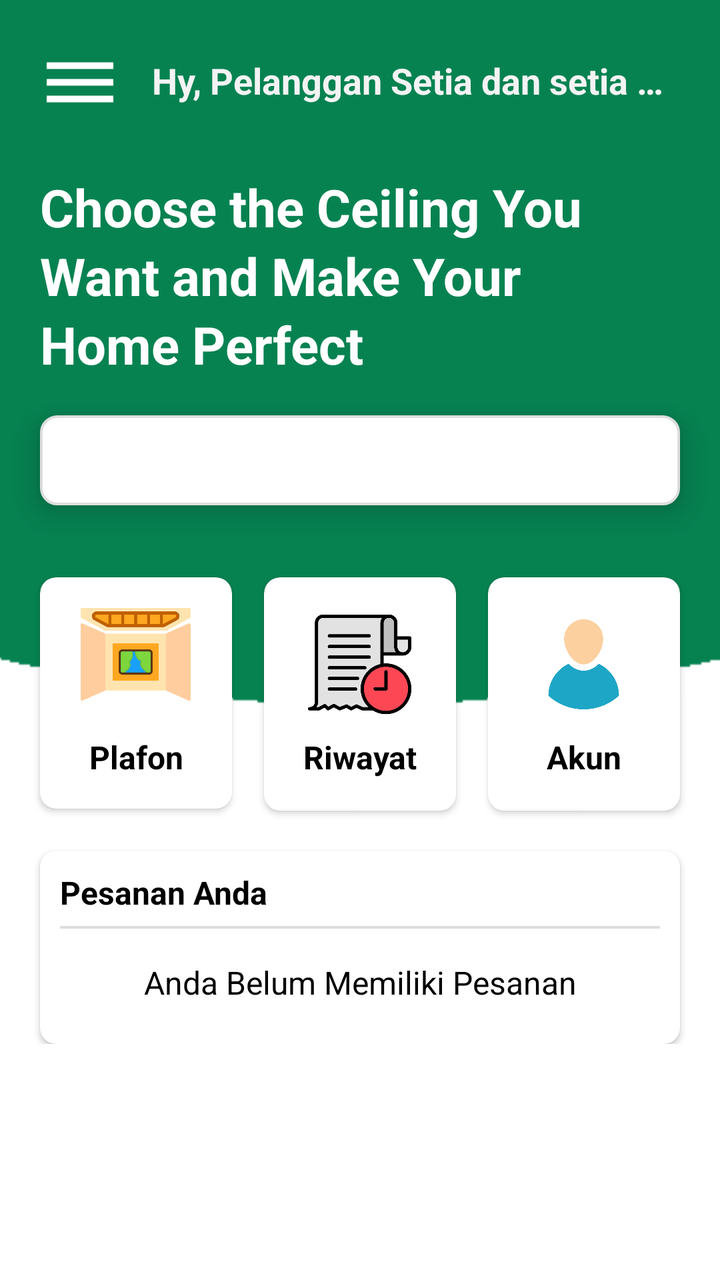
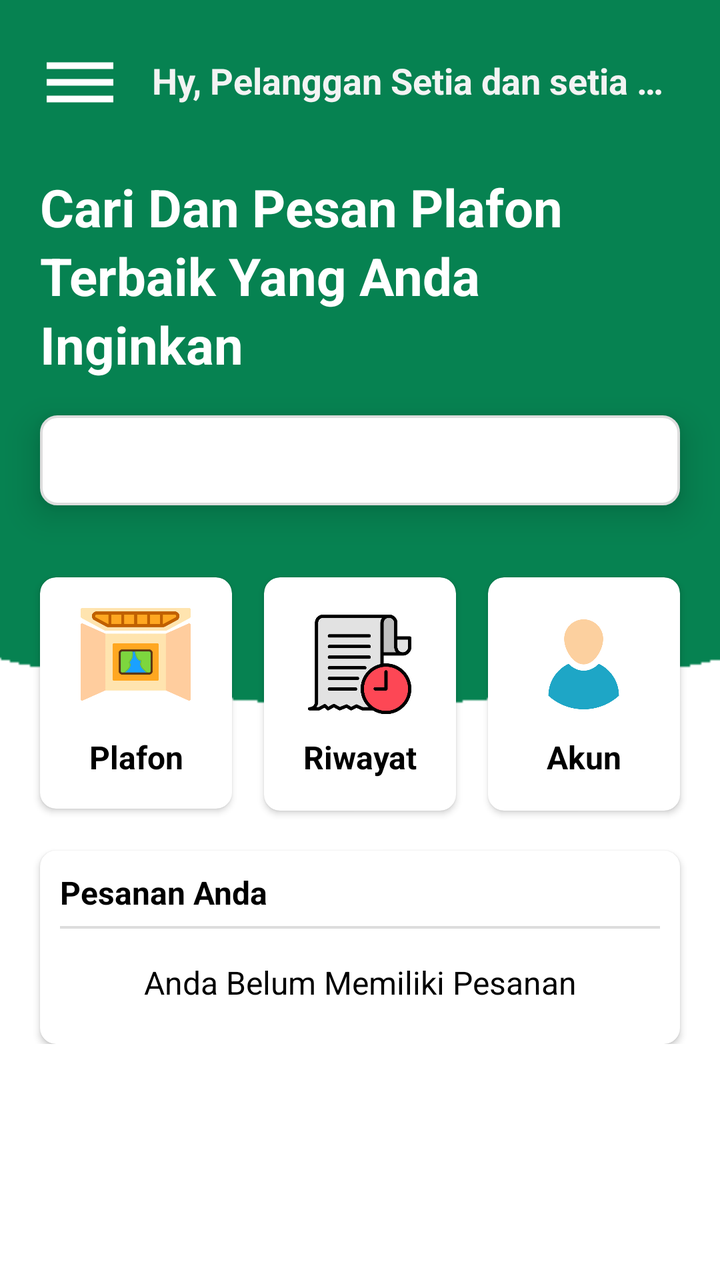

Two renders of the same Android screen: before a commit and after it. Below are the layout's source before the change and the commit's diff.
<!-- AndroidManifest.xml: application theme Theme.AplikasiPenjualanPlafon -->
<!-- res/layout/activity_main.xml -->
<?xml version="1.0" encoding="utf-8"?>
<androidx.drawerlayout.widget.DrawerLayout
    xmlns:android="http://schemas.android.com/apk/res/android"
    xmlns:app="http://schemas.android.com/apk/res-auto"
    xmlns:tools="http://schemas.android.com/tools"
    android:layout_width="match_parent"
    android:layout_height="match_parent"
    tools:context=".ui.activity.user.main.MainActivity"
    android:id="@+id/drawerLayoutMain">

    <ScrollView
        android:layout_width="match_parent"
        android:layout_height="match_parent">
        <androidx.constraintlayout.widget.ConstraintLayout
            android:layout_width="match_parent"
            android:layout_height="wrap_content"
            android:paddingBottom="20dp">
            <ImageView
                android:id="@+id/backgroundHeader"
                android:layout_width="match_parent"
                android:layout_height="0dp"
                app:layout_constraintTop_toTopOf="parent"
                app:layout_constraintBottom_toBottomOf="@id/srcData"
                android:layout_marginBottom="-100dp"
                android:src="@drawable/background_header2"
                android:scaleType="centerCrop"/>

            <ImageView
                android:id="@+id/ivDrawerView"
                android:layout_width="40dp"
                android:layout_height="40dp"
                app:layout_constraintTop_toTopOf="parent"
                app:layout_constraintStart_toStartOf="parent"
                android:layout_marginTop="22dp"
                android:layout_marginStart="20dp"
                android:src="@drawable/baseline_dehaze_24"
                android:elevation="10dp"/>

            <TextView
                android:id="@+id/tvNamaUser"
                android:layout_width="0dp"
                android:layout_height="wrap_content"
                app:layout_constraintTop_toTopOf="parent"
                app:layout_constraintStart_toEndOf="@id/ivDrawerView"
                app:layout_constraintEnd_toEndOf="parent"
                android:layout_marginTop="28dp"
                android:layout_marginStart="16dp"
                android:layout_marginEnd="26dp"
                android:maxLines="1"
                android:ellipsize="end"
                android:elevation="10dp"
                android:text="Hy, Pelanggan Setia dan setia dan setia dan setia"
                android:textSize="18sp"
                android:textColor="@color/text_white"
                android:textStyle="bold"
                android:gravity="start"/>


            <TextView
                android:id="@+id/tvTitle"
                android:layout_width="match_parent"
                android:layout_height="wrap_content"
                app:layout_constraintTop_toBottomOf="@id/ivDrawerView"
                android:layout_marginTop="24dp"
                android:layout_marginStart="20dp"
                android:layout_marginEnd="40dp"
                android:text="Choose the Ceiling You Want and Make Your Home Perfect"
                android:textColor="@color/white"
                android:textSize="26sp"
                android:textStyle="bold"
                android:lineSpacingExtra="4dp"/>

            
            
            
            
            
            
            
            
            

            <View
                android:id="@+id/srcData"
                android:layout_width="match_parent"
                android:layout_height="45dp"
                app:layout_constraintTop_toBottomOf="@+id/tvTitle"
                android:layout_marginStart="20dp"
                android:layout_marginEnd="20dp"
                android:layout_marginTop="18dp"
                android:background="@drawable/bg_card_no_padding"
                android:elevation="10dp"/>

            <androidx.cardview.widget.CardView
                android:id="@+id/btnPlafon"
                android:layout_width="0dp"
                android:layout_height="wrap_content"
                app:layout_constraintTop_toBottomOf="@+id/srcData"
                app:layout_constraintStart_toStartOf="parent"
                app:layout_constraintEnd_toStartOf="@id/btnRiwayatPembayaran"
                android:layout_marginTop="36dp"
                android:layout_marginStart="20dp"
                app:cardCornerRadius="8dp"
                android:backgroundTint="@color/white">
                <LinearLayout
                    android:layout_width="match_parent"
                    android:layout_height="wrap_content"
                    android:orientation="vertical"
                    android:paddingStart="16dp"
                    android:paddingEnd="16dp"
                    android:paddingBottom="15dp"
                    android:paddingTop="6dp">
                    <ImageView
                        android:layout_width="55dp"
                        android:layout_height="65dp"
                        android:src="@drawable/gambar_plafon"
                        android:layout_gravity="center"/>
                    <TextView
                        android:layout_width="match_parent"
                        android:layout_height="wrap_content"
                        android:layout_marginTop="8dp"
                        android:text="Plafon"
                        android:textSize="16sp"
                        android:textColor="@color/black"
                        android:textStyle="bold"
                        android:textAlignment="center"/>
                </LinearLayout>
            </androidx.cardview.widget.CardView>


            <androidx.cardview.widget.CardView
                android:id="@+id/btnRiwayatPembayaran"
                android:layout_width="0dp"
                android:layout_height="wrap_content"
                app:layout_constraintTop_toBottomOf="@+id/srcData"
                app:layout_constraintStart_toEndOf="@id/btnPlafon"
                app:layout_constraintEnd_toStartOf="@id/btnAkun"
                android:layout_marginTop="36dp"
                android:layout_marginStart="16dp"
                android:layout_marginEnd="16dp"
                app:cardCornerRadius="8dp"
                android:backgroundTint="@color/white">
                <LinearLayout
                    android:layout_width="match_parent"
                    android:layout_height="wrap_content"
                    android:orientation="vertical"
                    android:paddingStart="12dp"
                    android:paddingEnd="12dp"
                    android:paddingBottom="16dp"
                    android:paddingTop="6dp">
                    <ImageView
                        android:layout_width="53dp"
                        android:layout_height="55dp"
                        android:layout_marginTop="10dp"
                        android:src="@drawable/gambar_riwayat_pembayaran"
                        android:layout_gravity="center"/>
                    <TextView
                        android:layout_width="match_parent"
                        android:layout_height="wrap_content"
                        android:layout_marginTop="8dp"
                        android:text="Riwayat"
                        android:textSize="16sp"
                        android:textColor="@color/black"
                        android:textStyle="bold"
                        android:textAlignment="center"/>
                </LinearLayout>
            </androidx.cardview.widget.CardView>

            <androidx.cardview.widget.CardView
                android:id="@+id/btnAkun"
                android:layout_width="0dp"
                android:layout_height="wrap_content"
                app:layout_constraintTop_toBottomOf="@+id/srcData"
                app:layout_constraintEnd_toEndOf="parent"
                app:layout_constraintStart_toEndOf="@id/btnRiwayatPembayaran"
                android:layout_marginTop="36dp"
                android:layout_marginEnd="20dp"
                app:cardCornerRadius="8dp"
                android:backgroundTint="@color/white">
                <LinearLayout
                    android:layout_width="match_parent"
                    android:layout_height="wrap_content"
                    android:orientation="vertical"
                    android:paddingStart="16dp"
                    android:paddingEnd="16dp"
                    android:paddingBottom="16dp"
                    android:paddingTop="6dp">
                    <ImageView
                        android:layout_width="45dp"
                        android:layout_height="55dp"
                        android:layout_marginTop="10dp"
                        android:src="@drawable/gambar_akun"
                        android:layout_gravity="center"/>
                    <TextView
                        android:layout_width="match_parent"
                        android:layout_height="wrap_content"
                        android:layout_marginTop="8dp"
                        android:text="Akun"
                        android:textSize="16sp"
                        android:textColor="@color/black"
                        android:textStyle="bold"
                        android:textAlignment="center"/>
                </LinearLayout>
            </androidx.cardview.widget.CardView>


            <androidx.cardview.widget.CardView
                android:id="@+id/cvPesanan"
                android:layout_width="match_parent"
                android:layout_height="wrap_content"
                app:layout_constraintTop_toBottomOf="@id/btnAkun"
                app:layout_constraintStart_toStartOf="parent"
                android:layout_marginTop="20dp"
                android:layout_marginStart="20dp"
                android:layout_marginEnd="20dp"
                app:cardCornerRadius="8dp">
                <LinearLayout
                    android:layout_width="match_parent"
                    android:layout_height="wrap_content"
                    android:orientation="vertical"
                    android:padding="10dp">
                    <TextView
                        android:layout_width="match_parent"
                        android:layout_height="wrap_content"
                        android:text="Pesanan Anda"
                        android:textSize="16sp"
                        android:textColor="@color/black"
                        android:textStyle="bold"/>
                    <View
                        android:layout_width="match_parent"
                        android:layout_height="1.2dp"
                        android:background="@color/abuabu_muda"
                        android:layout_marginTop="6dp"
                        android:layout_marginBottom="6dp"/>

                    <TextView
                        android:id="@+id/tvNotHavePesanan"
                        android:layout_width="match_parent"
                        android:layout_height="wrap_content"
                        android:layout_margin="10dp"
                        android:text="Anda Belum Memiliki Pesanan"
                        android:textColor="@color/black"
                        android:textSize="16sp"
                        android:textStyle="normal"
                        android:gravity="center"
                        android:visibility="visible"/>


                    <androidx.recyclerview.widget.RecyclerView
                        android:id="@+id/rvPembayaran"
                        android:layout_width="match_parent"
                        android:layout_height="wrap_content"
                        android:nestedScrollingEnabled="true"
                        tools:listitem="@layout/list_pesanan_plafon"
                        tools:itemCount="1"
                        android:visibility="gone" />

                    <Button
                        android:id="@+id/btnPesan"
                        android:layout_width="match_parent"
                        android:layout_height="wrap_content"
                        android:layout_marginTop="10dp"
                        android:text="Pesan"
                        android:textStyle="bold"
                        android:background="@drawable/bg_btn"
                        android:visibility="gone"/>

                </LinearLayout>
            </androidx.cardview.widget.CardView>

        </androidx.constraintlayout.widget.ConstraintLayout>
    </ScrollView>

    <com.google.android.material.navigation.NavigationView
        android:id="@+id/navView"
        android:layout_width="wrap_content"
        android:layout_height="match_parent"
        app:headerLayout="@layout/nav_header"
        app:menu="@menu/nav_menu_user"
        android:layout_gravity="start"
        android:fitsSystemWindows="true"
        android:background="@color/white"/>

</androidx.drawerlayout.widget.DrawerLayout>
<!-- res/layout/list_pesanan_plafon.xml (included above) -->
<?xml version="1.0" encoding="utf-8"?>
<androidx.constraintlayout.widget.ConstraintLayout
    xmlns:android="http://schemas.android.com/apk/res/android"
    xmlns:app="http://schemas.android.com/apk/res-auto"
    android:layout_width="match_parent"
    android:layout_height="wrap_content"
    android:layout_marginTop="12dp"
    app:cardCornerRadius="12dp"
    android:backgroundTint="@color/white">

    <ImageView
        android:id="@+id/ivGambarPlafon"
        android:layout_width="100dp"
        android:layout_height="100dp"
        app:layout_constraintTop_toTopOf="parent"
        app:layout_constraintStart_toStartOf="parent"
        android:src="@drawable/gambar_akun"
        android:scaleType="centerCrop"
        android:elevation="1dp"/>

    <TextView
        android:id="@+id/tvJudulPlafon"
        android:layout_width="0dp"
        android:layout_height="wrap_content"
        app:layout_constraintTop_toTopOf="parent"
        app:layout_constraintStart_toEndOf="@id/ivGambarPlafon"
        app:layout_constraintEnd_toEndOf="parent"
        android:layout_marginTop="10dp"
        android:layout_marginStart="14dp"
        android:layout_marginEnd="14dp"
        android:maxLines="2"
        android:ellipsize="end"
        android:lineSpacingExtra="3dp"
        android:text="Plafon PVC Motif Kayu"
        android:textStyle="bold"
        android:textSize="14sp"
        android:textColor="@color/black"
        android:elevation="20dp"/>

    <TextView
        android:id="@+id/tvTitleHarga"
        android:layout_width="wrap_content"
        android:layout_height="wrap_content"
        app:layout_constraintTop_toBottomOf="@id/tvJudulPlafon"
        app:layout_constraintStart_toEndOf="@id/ivGambarPlafon"
        android:layout_marginTop="8dp"
        android:layout_marginStart="14dp"
        android:layout_marginEnd="14dp"
        android:layout_marginBottom="12dp"
        android:maxLines="1"
        android:text="Harga : "
        android:textSize="14sp"
        android:textColor="@color/abuabu_tua"
        android:elevation="20dp"/>


    <TextView
        android:id="@+id/tvHarga"
        android:layout_width="0dp"
        android:layout_height="wrap_content"
        app:layout_constraintTop_toTopOf="@id/tvTitleHarga"
        app:layout_constraintStart_toEndOf="@id/tvTitleHarga"
        app:layout_constraintEnd_toEndOf="parent"
        android:layout_marginEnd="20dp"
        android:maxLines="1"
        android:text="Rp.10.0000"
        android:textSize="14sp"
        android:textColor="@color/abuabu_tua"
        android:elevation="20dp"/>















    <TextView
        android:id="@+id/tvTitleTotal"
        android:layout_width="wrap_content"
        android:layout_height="wrap_content"
        app:layout_constraintTop_toBottomOf="@id/tvHarga"
        app:layout_constraintStart_toEndOf="@id/ivGambarPlafon"
        android:layout_marginTop="8dp"
        android:layout_marginStart="14dp"
        android:layout_marginEnd="14dp"
        android:layout_marginBottom="12dp"
        android:maxLines="1"
        android:text="Total : "
        android:textSize="14sp"
        android:textColor="@color/abuabu_tua"
        android:elevation="20dp"/>


    <TextView
        android:id="@+id/tvTotal"
        android:layout_width="0dp"
        android:layout_height="wrap_content"
        app:layout_constraintTop_toTopOf="@id/tvTitleTotal"
        app:layout_constraintStart_toEndOf="@id/tvTitleTotal"
        app:layout_constraintEnd_toEndOf="parent"
        android:layout_marginEnd="20dp"
        android:maxLines="1"
        android:text="3"
        android:textSize="14sp"
        android:textColor="@color/abuabu_tua"
        android:elevation="20dp"/>

    <View
        android:layout_width="match_parent"
        android:layout_height="1.2dp"
        android:background="@color/abuabu_muda"
        app:layout_constraintTop_toBottomOf="@+id/ivGambarPlafon"
        android:layout_marginTop="10dp"/>

</androidx.constraintlayout.widget.ConstraintLayout>
<!-- res/layout/nav_header.xml (included above) -->
<?xml version="1.0" encoding="utf-8"?>
<LinearLayout
    xmlns:android="http://schemas.android.com/apk/res/android"
    android:layout_width="match_parent"
    android:layout_height="wrap_content"
    android:orientation="vertical"
    android:paddingLeft="16dp"
    android:paddingRight="16dp"
    android:paddingBottom="6dp"
    android:background="@color/white">

    <ImageView
        android:layout_width="match_parent"
        android:layout_height="300dp"
        android:layout_marginTop="14dp"
        android:src="@drawable/icon_main"/>

    <TextView
        android:layout_width="match_parent"
        android:layout_height="wrap_content"
        android:layout_marginTop="8dp"
        android:text="@string/app_name"
        android:textSize="18sp"
        android:textColor="@color/black"
        android:textStyle="bold"
        android:gravity="center"
        android:lineSpacingExtra="4dp"/>
    
    <View
        android:layout_width="match_parent"
        android:layout_height="2dp"
        android:layout_marginTop="12dp"
        android:background="@color/abuabu_tua"/>

</LinearLayout>
<!-- resources referenced by this layout -->
<resources>
  <color name="abuabu_muda">#DDDDDD</color>
  <color name="abuabu_tua">#767676</color>
  <color name="black">#FF000000</color>
  <color name="text_white">#F3F3F3</color>
  <color name="white">#FFFFFFFF</color>
  <!-- drawable background_header2: png bitmap (drawable, 2918 bytes) -->
  <!-- drawable baseline_dehaze_24 (drawable) -->
  <vector android:height="24dp" android:tint="@android:color/white"
      android:viewportHeight="24" android:viewportWidth="24"
      android:width="24dp" xmlns:android="http://schemas.android.com/apk/res/android">
      <path android:fillColor="@android:color/white" android:pathData="M2,15.5v2h20v-2L2,15.5zM2,10.5v2h20v-2L2,10.5zM2,5.5v2h20v-2L2,5.5z"/>
  </vector>
  <!-- drawable bg_btn (drawable) -->
  <?xml version="1.0" encoding="utf-8"?>
  <shape xmlns:android="http://schemas.android.com/apk/res/android">
      <corners android:radius="8dp"/>
      <stroke android:width="1.4dp"
          android:color="@color/abuabu_muda"/>
      <padding android:top="12dp"
          android:bottom="12dp"
          android:left="14dp"
          android:right="14dp"/>
      <solid android:color="@color/white"/>
  </shape>
  <!-- drawable bg_card_no_padding (drawable) -->
  <?xml version="1.0" encoding="utf-8"?>
  <shape xmlns:android="http://schemas.android.com/apk/res/android">
      <solid android:color="@color/white"/>
      <corners android:radius="8dp"/>
      <stroke android:width="1.2dp"
          android:color="@color/abuabu_muda"/>
  </shape>
  <!-- drawable gambar_akun: png bitmap (drawable, 9179 bytes) -->
  <!-- drawable gambar_plafon: png bitmap (drawable, 14978 bytes) -->
  <!-- drawable gambar_riwayat_pembayaran: png bitmap (drawable, 20797 bytes) -->
  <!-- drawable icon_main: png bitmap (drawable, 476872 bytes) -->
  <string name="app_name">Plafon PVC</string>
  <style name="Theme.AplikasiPenjualanPlafon" parent="Base.Theme.AplikasiPenjualanPlafon" />
  <style name="Base.Theme.AplikasiPenjualanPlafon" parent="Theme.Material3.DayNight.NoActionBar">
          
           <item name="colorPrimary">@color/primaryColor</item>
          <item name="android:windowBackground">@color/white</item>
          <item name="android:itemBackground">@color/white</item>
          <item name="android:textColor">@color/black</item>
          <item name="android:textColorPrimary">@color/black</item>
      </style>
  <color name="primaryColor">#068251</color>
</resources>

<!-- the commit's change to res/layout/activity_main.xml (unified diff, before → after) -->
@@ -64,7 +64,7 @@
                 android:layout_marginTop="24dp"
                 android:layout_marginStart="20dp"
                 android:layout_marginEnd="40dp"
-                android:text="Choose the Ceiling You Want and Make Your Home Perfect"
+                android:text="Cari Dan Pesan Plafon Terbaik Yang Anda Inginkan"
                 android:textColor="@color/white"
                 android:textSize="26sp"
                 android:textStyle="bold"
